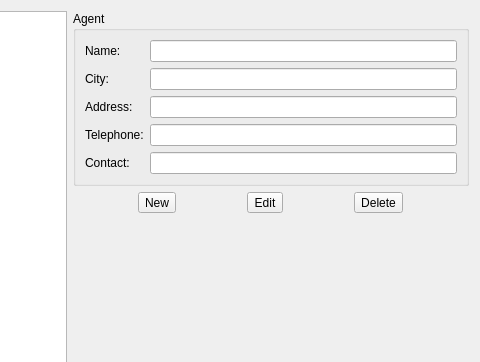
Old version of the form listagents.ui in the repository sergey196510/mycash; both pictures show x 341 to 821 and y 0 to 362 of the 821 by 518 pixel window.
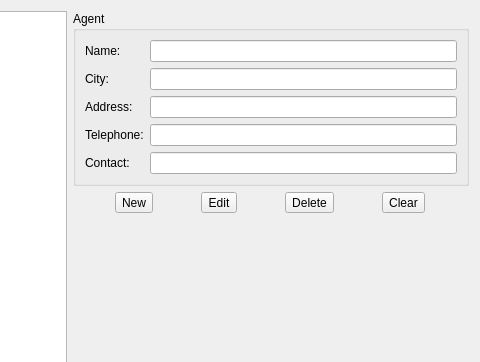
New version of the form.

```diff
--- a/listagents.ui
+++ b/listagents.ui
@@ -105,6 +105,13 @@
          </property>
         </widget>
        </item>
+       <item>
+        <widget class="QToolButton" name="clearButton">
+         <property name="text">
+          <string>Clear</string>
+         </property>
+        </widget>
+       </item>
       </layout>
      </item>
      <item>
```
Left out of the diff: 11 changed lines with no effect on the pictures.
